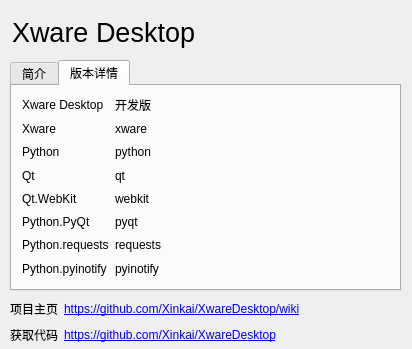
First picture: the form in src/frontend/ui/about.ui, repository Xinkai/XwareDesktop, before the edit.
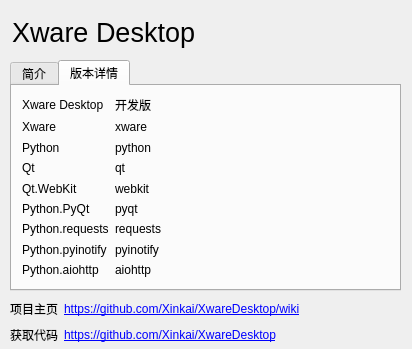
Second picture: the form after the edit. The open tabs and pages were chosen to show the change. Icons and pictures are not drawn.

Commit message: legacy about dialog now only shows pyinotify version if it's installed. legacy about dialog now shows aiohttp version as well.

Diff of the .ui file:
```diff
--- a/src/frontend/ui/about.ui
+++ b/src/frontend/ui/about.ui
@@ -268,6 +268,20 @@
         </property>
        </widget>
       </item>
+      <item row="8" column="0">
+       <widget class="QLabel" name="label_4">
+        <property name="text">
+         <string>Python.aiohttp</string>
+        </property>
+       </widget>
+      </item>
+      <item row="8" column="1">
+       <widget class="QLabel" name="label_aiohttpVer">
+        <property name="text">
+         <string>aiohttp</string>
+        </property>
+       </widget>
+      </item>
      </layout>
     </widget>
    </widget>
```
The commit also changes 1 other file.
